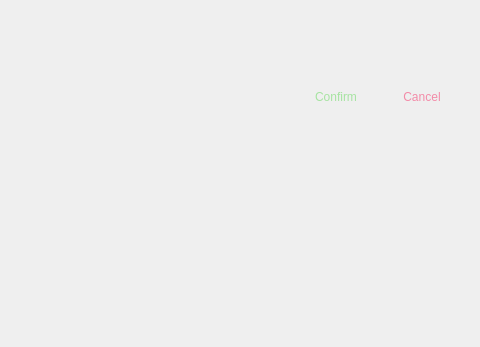
Before: the Qt Designer form src/designer/main_window.ui in Uyanide/Wallpaper_Carousel, drawn with Qt 5; both pictures show x 270 to 750 and y 153 to 500 of the 750 by 500 pixel window.
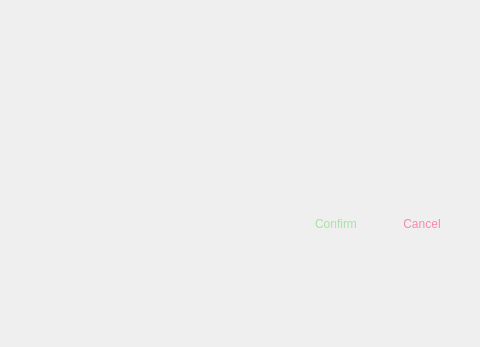
After: the same form once the commit is applied.

Diff of the .ui file:
```diff
--- a/src/designer/main_window.ui
+++ b/src/designer/main_window.ui
@@ -36,6 +36,38 @@
   </property>
   <widget class="QWidget" name="centralwidget">
    <layout class="QVBoxLayout" name="mainLayout">
+    <item>
+     <spacer name="verticalSpacer">
+      <property name="orientation">
+       <enum>Qt::Orientation::Vertical</enum>
+      </property>
+      <property name="sizeType">
+       <enum>QSizePolicy::Policy::Fixed</enum>
+      </property>
+      <property name="sizeHint" stdset="0">
+       <size>
+        <width>20</width>
+        <height>20</height>
+       </size>
+      </property>
+     </spacer>
+    </item>
+    <item>
+     <widget class="QLabel" name="topLabel">
+      <property name="sizePolicy">
+       <sizepolicy hsizetype="Preferred" vsizetype="Minimum">
+        <horstretch>0</horstretch>
+        <verstretch>0</verstretch>
+       </sizepolicy>
+      </property>
+      <property name="text">
+       <string/>
+      </property>
+      <property name="alignment">
+       <set>Qt::AlignmentFlag::AlignCenter</set>
+      </property>
+     </widget>
+    </item>
     <item>
      <widget class="QWidget" name="actions" native="true">
       <property name="minimumSize">
```
